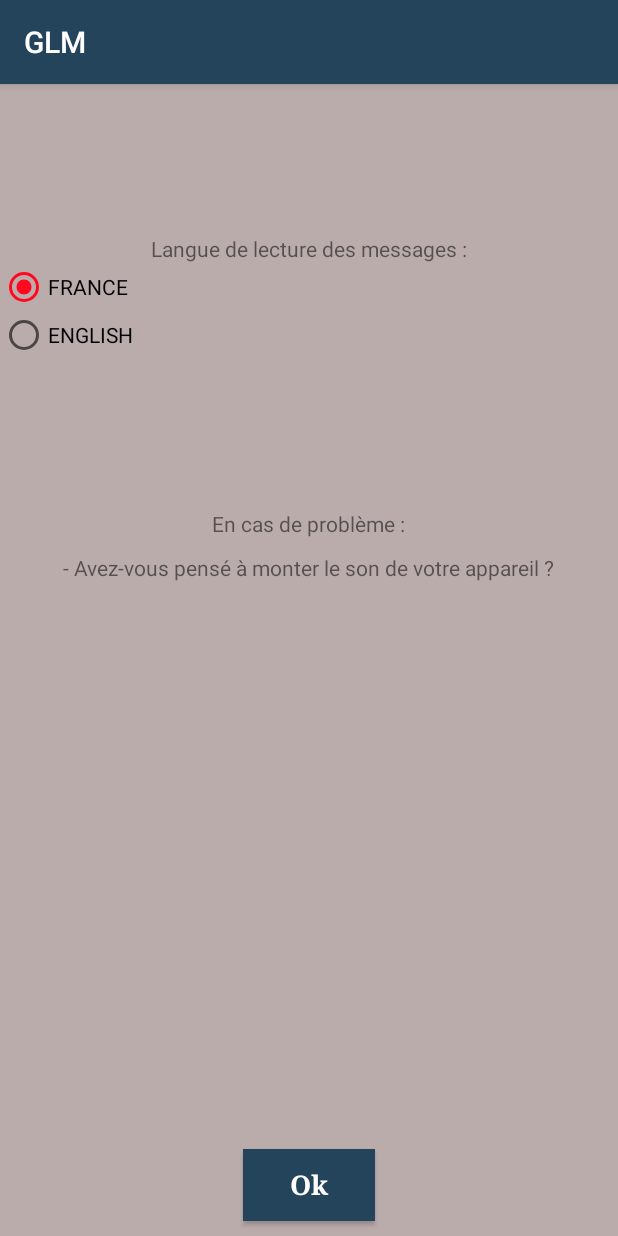
After one commit to No21/GLM, an Android app: the Prefer screen opened directly, with no data from a screen before it, on a phone screen of 412 x 824 dp. The commit adds this screen. Run offline under Robolectric (Android 15) with nearby library versions, the light colour scheme and no system bars.

Commit message:
lecture de longs sms début de préférences

```diff
--- a/GLM/app/src/main/java/com/example/ensai/glm/Lecteur.java
+++ b/GLM/app/src/main/java/com/example/ensai/glm/Lecteur.java
@@ -3,6 +3,7 @@ package com.example.ensai.glm;
 import android.content.Context;
 import android.media.AudioManager;
 import android.speech.tts.TextToSpeech;
+import android.widget.RadioButton;
 
 import java.util.HashMap;
 import java.util.Locale;
@@ -21,6 +22,8 @@ public class Lecteur implements TextToSpeech.OnInitListener {
 
     private boolean allowed = false;
 
+    RadioButton rb;
+
     public Lecteur(Context context){
         tts = new TextToSpeech(context, this);
     }
@@ -38,7 +41,7 @@ public class Lecteur implements TextToSpeech.OnInitListener {
         if(status == TextToSpeech.SUCCESS){
             // Change this to match your
             // locale
-            tts.setLanguage( Locale.FRANCE);
+            tts.setLanguage(Locale.FRANCE);
             ready = true;
         }else{
             ready = false;
--- /dev/null
+++ b/GLM/app/src/main/java/com/example/ensai/glm/Prefer.java
@@ -0,0 +1,25 @@
+package com.example.ensai.glm;
+
+import android.os.Bundle;
+import android.support.v7.app.AppCompatActivity;
+import android.view.View;
+
+/**
+ * Created by ensai on 15/05/17.
+ */
+
+public class Prefer extends AppCompatActivity {
+
+    @Override
+    protected void onCreate(Bundle savedInstanceState) {
+
+        super.onCreate(savedInstanceState);
+        setContentView(R.layout.activity_prefer);
+    }
+
+
+    public void retourAppli(View v){
+        this.finish();
+    }
+
+}
--- /dev/null
+++ b/GLM/app/src/main/res/layout/activity_prefer.xml
@@ -0,0 +1,73 @@
+<?xml version="1.0" encoding="utf-8"?>
+<RelativeLayout xmlns:android="http://schemas.android.com/apk/res/android"
+              android:orientation="vertical"
+              android:layout_width="match_parent"
+              android:layout_height="match_parent"
+              android:background="#BBACAC">
+
+    <TextView
+        android:id="@+id/textLangues"
+        android:layout_width="wrap_content"
+        android:layout_height="wrap_content"
+        android:layout_centerHorizontal="true"
+        android:text="Langue de lecture des messages :"
+        android:layout_marginTop="100dp"/>
+
+
+    <RadioGroup
+        android:id="@+id/radioLanguesGroup"
+        android:layout_width="wrap_content"
+        android:layout_height="wrap_content"
+        android:layout_below="@+id/textLangues">
+
+        <RadioButton
+            android:id="@+id/radioFR"
+            android:layout_width="wrap_content"
+            android:layout_height="wrap_content"
+            android:text="@string/langueFR"
+            android:checked="true"/>
+
+        <RadioButton
+            android:id="@+id/radioUK"
+            android:layout_width="wrap_content"
+            android:layout_height="wrap_content"
+            android:text="@string/langueUK"/>
+
+    </RadioGroup>
+
+
+    <TextView
+        android:id="@+id/aide1"
+        android:layout_width="wrap_content"
+        android:layout_height="wrap_content"
+        android:layout_below="@+id/radioLanguesGroup"
+        android:layout_centerHorizontal="true"
+        android:text="En cas de problème :"
+        android:layout_marginTop="100dp"/>
+
+    <TextView
+        android:id="@+id/aide2"
+        android:layout_width="wrap_content"
+        android:layout_height="wrap_content"
+        android:layout_below="@+id/aide1"
+        android:layout_centerHorizontal="true"
+        android:text="- Avez-vous pensé à monter le son de votre appareil ?"
+        android:layout_marginTop="10dp"/>
+
+
+    <Button
+        android:id="@+id/buttonOk"
+        android:layout_width="wrap_content"
+        android:layout_height="wrap_content"
+        android:layout_centerHorizontal="true"
+        android:text="Ok"
+        android:background="#24445C"
+        android:textColor="#FFFFFF"
+        android:textAppearance="@style/Base.TextAppearance.AppCompat.Medium"
+        android:textStyle="bold"
+        android:typeface="serif"
+        android:layout_alignParentBottom="true"
+        android:layout_margin="10dp"
+        android:onClick="retourAppli"/>
+
+</RelativeLayout>
--- a/GLM/app/src/main/res/values/strings.xml
+++ b/GLM/app/src/main/res/values/strings.xml
@@ -3,13 +3,13 @@
     <string name="app_name">GLM</string>
     <string name="sms_label">Numéro</string>
     <string name="none">---</string>
-    <string name="on">ON   </string>
-    <string name="off">OFF   </string>
     <string name="pref">Préférences</string>
     <string name="notification">Lecture des messages en cours</string>
     <string name="name">GLM</string>
     <string name="start_speaking">"Bonjour! Je vais lire vos messages!"</string>
     <string name="stop_speaking">"D'accord! Je me tais, à bientôt!"</string>
-    <string name="langueFR">Français</string>
-    <string name="langueUK">Anglais (UK)</string>
+    <string name="langueFR">FRANCE</string>
+    <string name="langueUK">ENGLISH</string>
+    <string name="on">on</string>
+    <string name="off">off</string>
 </resources>
```
Also changed, not shown: GLM/app/src/main/AndroidManifest.xml (+9 -2 lines), GLM/app/src/main/java/com/example/ensai/glm/MainActivity.java (+60 -59 lines), GLM/app/src/main/java/com/example/ensai/glm/Preferences.java (deleted, +0 -25 lines), GLM/app/src/main/java/com/example/ensai/glm/RecepteurSms.java (+17 -41 lines), GLM/app/src/main/res/layout/activity_main.xml (+14 -12 lines), GLM/app/src/main/res/layout/layout_preferences.xml (deleted, +0 -61 lines).
